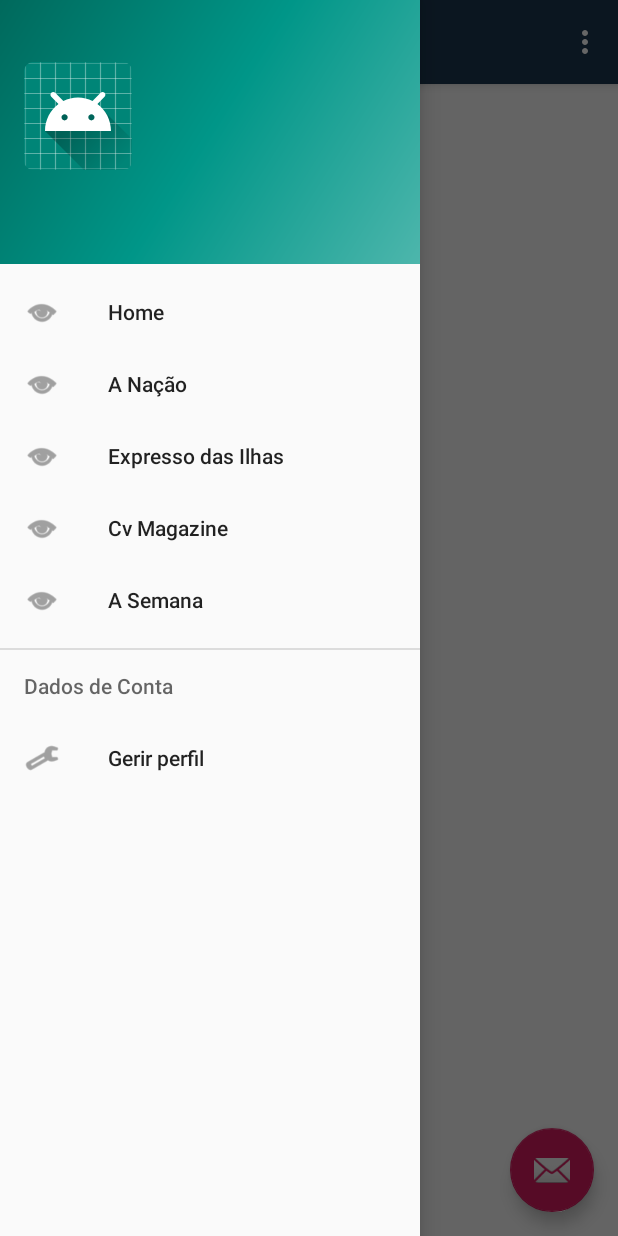
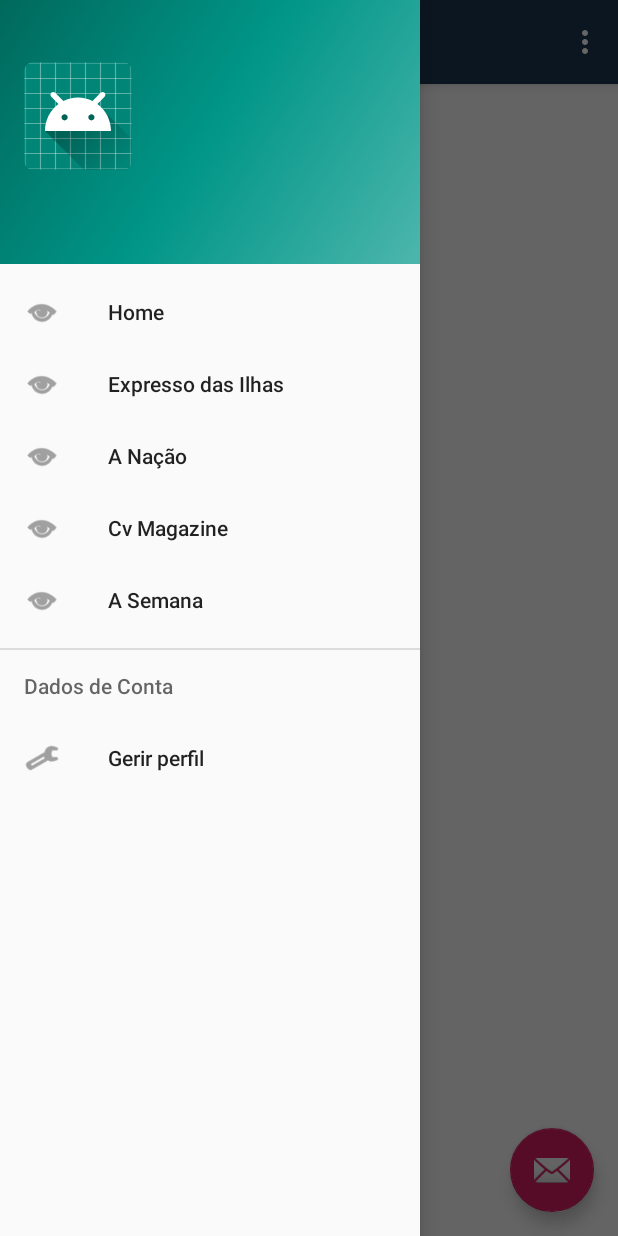
Before and after one commit to AilsonEsi/kriolnew-android, an Android app: the HomeActivity screen opened directly, with no data from a screen before it, with the side drawer open, on a phone screen of 412 x 824 dp. Run offline under Robolectric (Android 15) with nearby library versions, the phone set to English and light mode, and no system bars; our stand-ins replace Firebase (no records; nobody signed in at launch, a user with empty details on screens opened directly), Picasso; pictures from the network do not load; 1 statement that could not run was skipped.

Commit message:
Update changes

```diff
--- /dev/null
+++ b/app/src/main/java/com/doit/kriolnews_aplicacaodenoticias/enumeracao/FeedsProviders.java
@@ -0,0 +1,17 @@
+package com.doit.kriolnews_aplicacaodenoticias.enumeracao;
+
+public enum FeedsProviders {
+
+    EXPRE("https://expressodasilhas.cv/rss"), ANACAO("https://anacao.cv/feed/"), CVM(""), ASEMANA("https://opais.cv/feed/");
+
+    private String text;
+
+    FeedsProviders(String text){
+        this.text = text;
+    }
+
+    public String getText(){
+        return text;
+    }
+
+}
--- a/app/src/main/res/menu/activity_home_drawer.xml
+++ b/app/src/main/res/menu/activity_home_drawer.xml
@@ -9,17 +9,17 @@
             android:icon="@android:drawable/ic_menu_view"
             android:title="@string/menu_home" />
         <item
-            android:id="@+id/nav_gallery"
+            android:id="@+id/nav_expre"
             android:icon="@android:drawable/ic_menu_view"
-            android:title="@string/menu_gallery" />
+            android:title="@string/menu_expre" />
         <item
-            android:id="@+id/nav_slideshow"
+            android:id="@+id/nav_anacao"
             android:icon="@android:drawable/ic_menu_view"
-            android:title="@string/menu_slideshow" />
+            android:title="@string/menu_anacao" />
         <item
-            android:id="@+id/nav_tools"
+            android:id="@+id/nav_cvm"
             android:icon="@android:drawable/ic_menu_view"
-            android:title="@string/menu_tools" />
+            android:title="@string/menu_cmv" />
         <item
             android:id="@+id/nav_asemana"
             android:icon="@android:drawable/ic_menu_view"
@@ -29,9 +29,9 @@
     <item android:title="Dados de Conta">
         <menu>
             <item
-                android:id="@+id/nav_share"
+                android:id="@+id/nav_gprofile"
                 android:icon="@android:drawable/ic_menu_preferences"
-                android:title="@string/menu_share" />
+                android:title="@string/menu_gprofile" />
         </menu>
     </item>
 
--- a/app/src/main/res/values/strings.xml
+++ b/app/src/main/res/values/strings.xml
@@ -14,9 +14,9 @@
     <string name="action_logout">Logout</string>
 
     <string name="menu_home">Home</string>
-    <string name="menu_gallery">A Nação</string>
-    <string name="menu_slideshow">Expresso das Ilhas</string>
-    <string name="menu_tools">Cv Magazine</string>
+    <string name="menu_expre">Expresso das Ilhas</string>
+    <string name="menu_anacao">A Nação</string>
+    <string name="menu_cmv">Cv Magazine</string>
     <string name="menu_asemana">A Semana</string>
-    <string name="menu_share">Gerir perfil</string>
+    <string name="menu_gprofile">Gerir perfil</string>
 </resources>
```
Also changed, not shown: app/src/main/java/com/doit/kriolnews_aplicacaodenoticias/HomeActivity.java (+16 -10 lines), app/src/main/java/com/doit/kriolnews_aplicacaodenoticias/model/ReadRss.java (+13 -6 lines), app/src/main/java/com/doit/kriolnews_aplicacaodenoticias/utils/FeedsUtil.java (added, +16 -0 lines).
